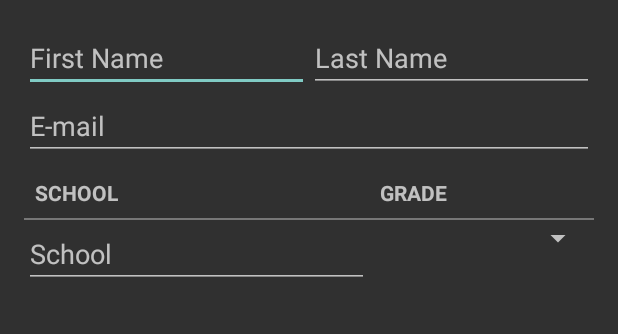
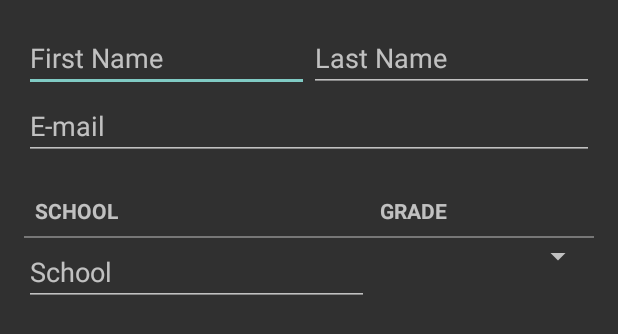
Before and after one commit to carloshwa/android-career-signup, an Android app: the layout activity_main.xml on its own in the app's theme, with its tools: preview values and no code run, on a phone screen of 412 x 824 dp. Shown: the top 334 px of the screen. Run offline under Robolectric (Android 15) with nearby library versions, the phone set to English and light mode, and no system bars.

Commit message:
Update layout

```diff
--- a/careersignup/src/main/AndroidManifest.xml
+++ b/careersignup/src/main/AndroidManifest.xml
@@ -10,8 +10,7 @@
         <activity
             android:name="com.doubleencore.careersignup.MainActivity"
             android:label="@string/app_name"
-            android:uiOptions="splitActionBarWhenNarrow"
-            android:screenOrientation="landscape">
+            android:uiOptions="splitActionBarWhenNarrow">
             <intent-filter>
                 <action android:name="android.intent.action.MAIN" />
 
--- a/careersignup/src/main/res/layout/activity_main.xml
+++ b/careersignup/src/main/res/layout/activity_main.xml
@@ -42,7 +42,7 @@
         <LinearLayout
             android:layout_width="match_parent"
             android:layout_height="wrap_content"
-            android:layout_marginTop="12dp"
+            android:layout_marginTop="24dp"
             android:layout_marginBottom="7dp"
             android:orientation="horizontal">
             <TextView
```
